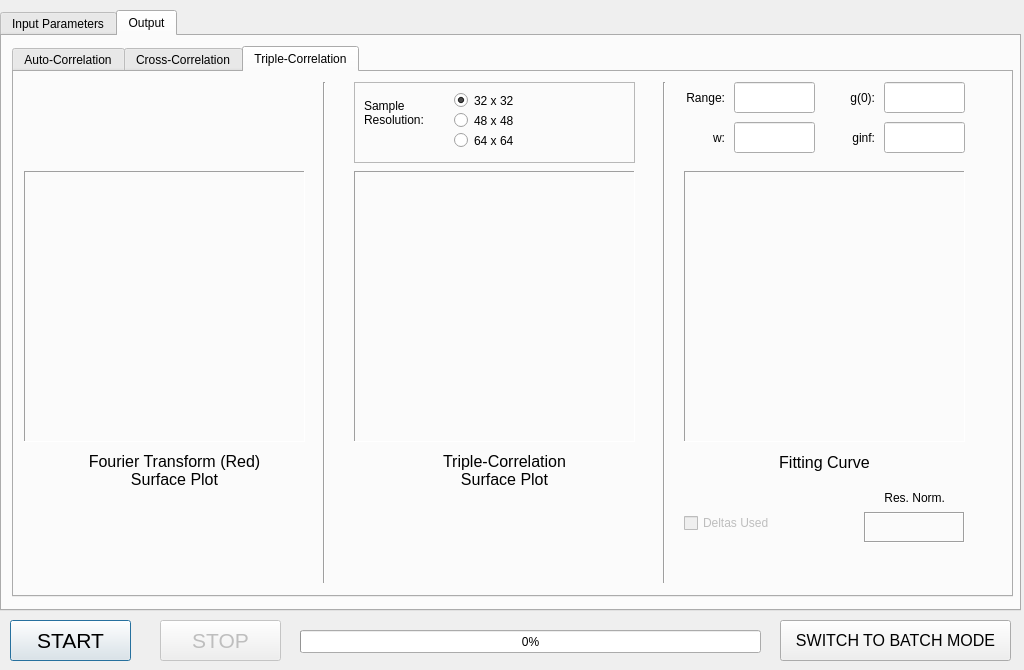
nklose/ICS, file local_GUI/mainv6.ui: the form before one commit.
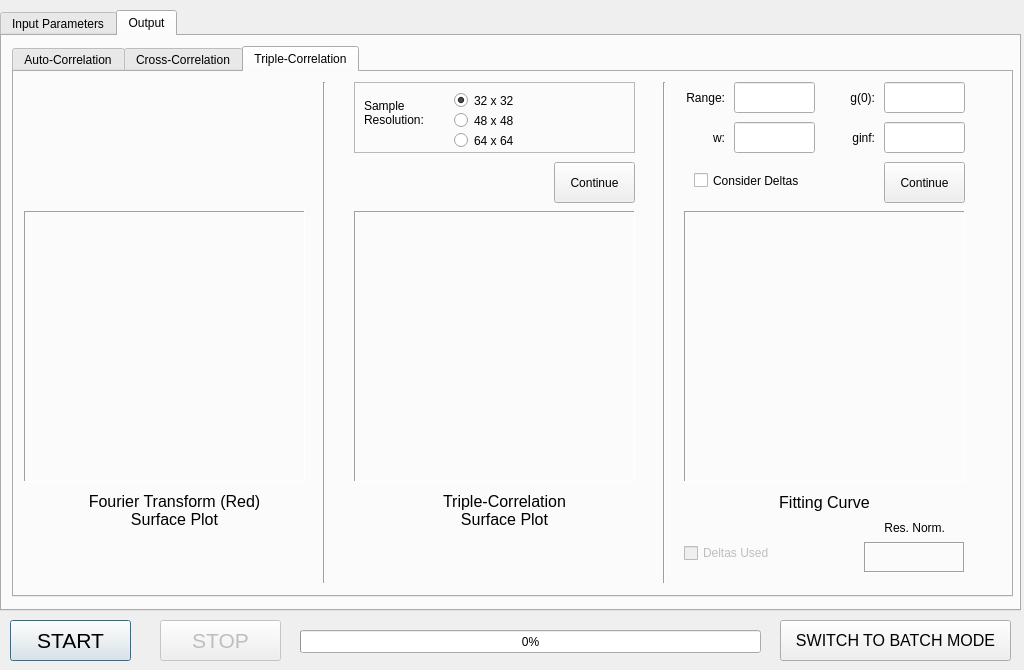
The form after the commit. The open tabs and pages were chosen to show the change. Icons and pictures are not drawn.

Commit message: Implemented almost all local GUI functionality except batch mode and plotting.

```diff
--- a/local_GUI/mainv6.ui
+++ b/local_GUI/mainv6.ui
@@ -2020,7 +2020,7 @@
        <property name="geometry">
         <rect>
          <x>70</x>
-         <y>380</y>
+         <y>420</y>
          <width>181</width>
          <height>61</height>
         </rect>
@@ -2057,7 +2057,7 @@
        <property name="geometry">
         <rect>
          <x>410</x>
-         <y>380</y>
+         <y>420</y>
          <width>161</width>
          <height>61</height>
         </rect>
@@ -2094,7 +2094,7 @@
        <property name="geometry">
         <rect>
          <x>730</x>
-         <y>380</y>
+         <y>420</y>
          <width>161</width>
          <height>21</height>
         </rect>
@@ -2115,7 +2115,7 @@
        <property name="geometry">
         <rect>
          <x>840</x>
-         <y>410</y>
+         <y>440</y>
          <width>91</width>
          <height>31</height>
         </rect>
@@ -2131,7 +2131,7 @@
        <property name="geometry">
         <rect>
          <x>850</x>
-         <y>440</y>
+         <y>470</y>
          <width>101</width>
          <height>31</height>
         </rect>
@@ -2262,7 +2262,7 @@
        <property name="geometry">
         <rect>
          <x>10</x>
-         <y>99</y>
+         <y>139</y>
          <width>281</width>
          <height>271</height>
         </rect>
@@ -2284,7 +2284,7 @@
        <property name="geometry">
         <rect>
          <x>340</x>
-         <y>99</y>
+         <y>139</y>
          <width>281</width>
          <height>271</height>
         </rect>
@@ -2306,7 +2306,7 @@
        <property name="geometry">
         <rect>
          <x>670</x>
-         <y>99</y>
+         <y>139</y>
          <width>281</width>
          <height>271</height>
         </rect>
@@ -2330,7 +2330,7 @@
          <x>340</x>
          <y>10</y>
          <width>281</width>
-         <height>81</height>
+         <height>71</height>
         </rect>
        </property>
        <property name="frameShape">
@@ -2405,7 +2405,7 @@
        <property name="geometry">
         <rect>
          <x>670</x>
-         <y>440</y>
+         <y>470</y>
          <width>131</width>
          <height>22</height>
         </rect>
@@ -2417,6 +2417,45 @@
         <bool>false</bool>
        </property>
       </widget>
+      <widget class="QPushButton" name="continueButton2">
+       <property name="geometry">
+        <rect>
+         <x>870</x>
+         <y>90</y>
+         <width>81</width>
+         <height>41</height>
+        </rect>
+       </property>
+       <property name="text">
+        <string>Continue</string>
+       </property>
+      </widget>
+      <widget class="QPushButton" name="continueButton1">
+       <property name="geometry">
+        <rect>
+         <x>540</x>
+         <y>90</y>
+         <width>81</width>
+         <height>41</height>
+        </rect>
+       </property>
+       <property name="text">
+        <string>Continue</string>
+       </property>
+      </widget>
+      <widget class="QCheckBox" name="tripleDeltasCheckbox">
+       <property name="geometry">
+        <rect>
+         <x>680</x>
+         <y>100</y>
+         <width>171</width>
+         <height>17</height>
+        </rect>
+       </property>
+       <property name="text">
+        <string>Consider Deltas</string>
+       </property>
+      </widget>
      </widget>
     </widget>
    </widget>
```
Left out of the diff: 8 changed lines with no effect on the pictures. The commit also changes 5 other files.
